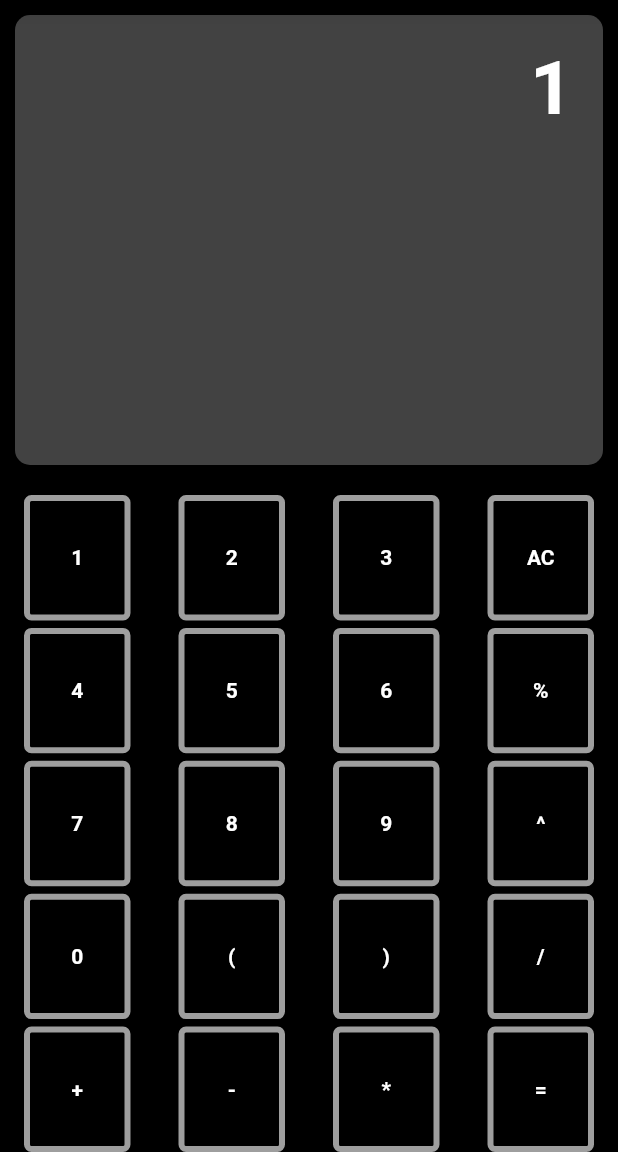
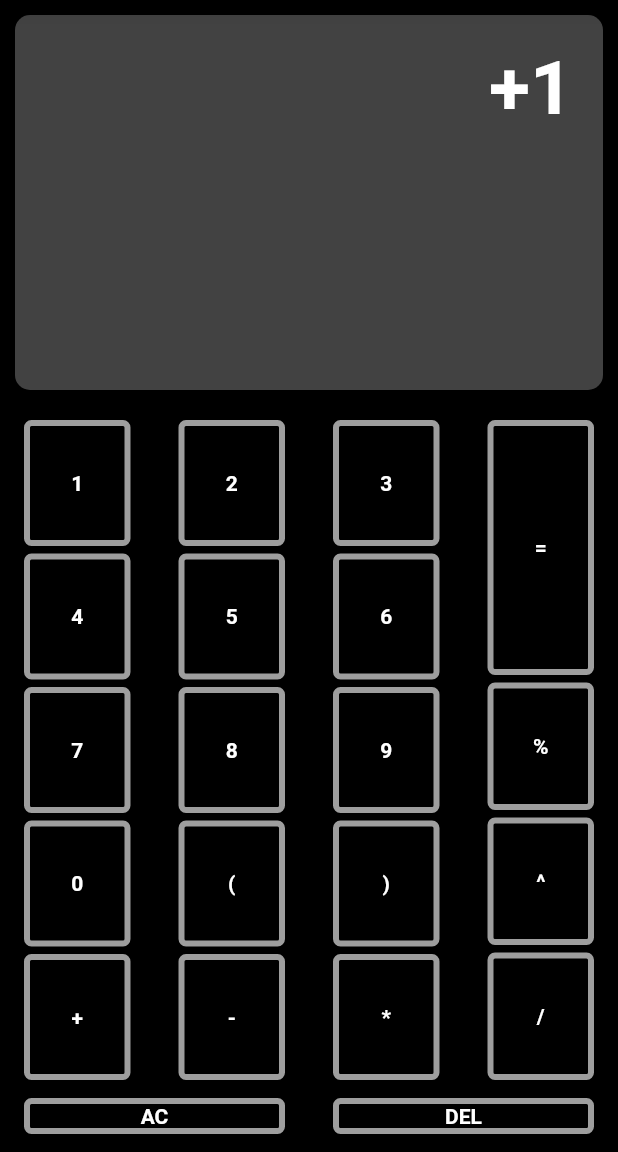
Before and after one commit to gaurav1903/Calculator, a Flutter app: the screen it shows after launch, after a tap on an icon or button, on a phone screen of 412 x 824 dp, the part 84-1236 px from its top. Run offline on Flutter 3.47's test engine with Material 2 defaults, Android fonts, the phone set to English and light mode, and no system bars; our stand-ins replace tuple.

Commit message:
completed calculator

```diff
--- a/lib/Calc.dart
+++ b/lib/Calc.dart
@@ -38,7 +38,7 @@ class _ScreenState extends State<Screen> {
         borderRadius: BorderRadius.circular(10),
         color: Colors.grey.shade800,
       ),
-      height: 300,
+      height: 250,
       child: SingleChildScrollView(
         child: Container(
           padding: EdgeInsets.all(10),
@@ -65,6 +65,10 @@ class Keypad extends StatelessWidget {
   @override
   Widget build(BuildContext context) {
     return Expanded(
+      child: Column(
+        // mainAxisSize: MainAxisSize.max,
+        children: [
+          Expanded(
             child: Container(
                 color: Colors.black,
                 // height: MediaQuery.of(context).size.height - 220,
@@ -111,19 +115,23 @@ class Keypad extends StatelessWidget {
                     ),
                     Expanded(
                       child: Column(children: [
-                  Keyboard_Button("AC"),
+                        Keyboard_Button("=", f: 2),
                         SizedBox(height: 5),
                         Keyboard_Button("%"),
                         SizedBox(height: 5),
                         Keyboard_Button("^"),
                         SizedBox(height: 5),
                         Keyboard_Button("/"),
-                  SizedBox(height: 5),
-                  Keyboard_Button("="),
                       ]),
                     ),
                   ],
                 )),
+          ),
+          Row(
+            children: [Keyboard_Button("AC"), Keyboard_Button("DEL")],
+          )
+        ],
+      ),
     );
   }
 }
@@ -131,12 +139,14 @@ class Keypad extends StatelessWidget {
 //TODO::FUNCTIONALITY FOR = AND DEL AND FULL SCREEN MODE AND AUTO SCROLL TO BOTTOM
 class Keyboard_Button extends StatelessWidget {
   String s;
-  Keyboard_Button(this.s);
+  int f;
+  Keyboard_Button(this.s, {this.f = 1});
   @override
   Widget build(BuildContext context) {
     screenstatus s1 = Provider.of<screenstatus>(context);
     String screen = s1.getscreen();
     return Expanded(
+      flex: f,
       child: OutlinedButton(
         onPressed: () {
           if (s == "AC") {
@@ -144,6 +154,8 @@ class Keyboard_Button extends StatelessWidget {
             s1.clearscreen();
           } else if (s == "=") {
             s1.outputresult(screen);
+          } else if (s == "DEL") {
+            s1.setscreen(screen.substring(0, screen.length - 1));
           }
           //TODO::ADD A DELETE LAST CHAR BUTTON
           else {
```
Lines whose indentation alone changed are shown as unchanged.
